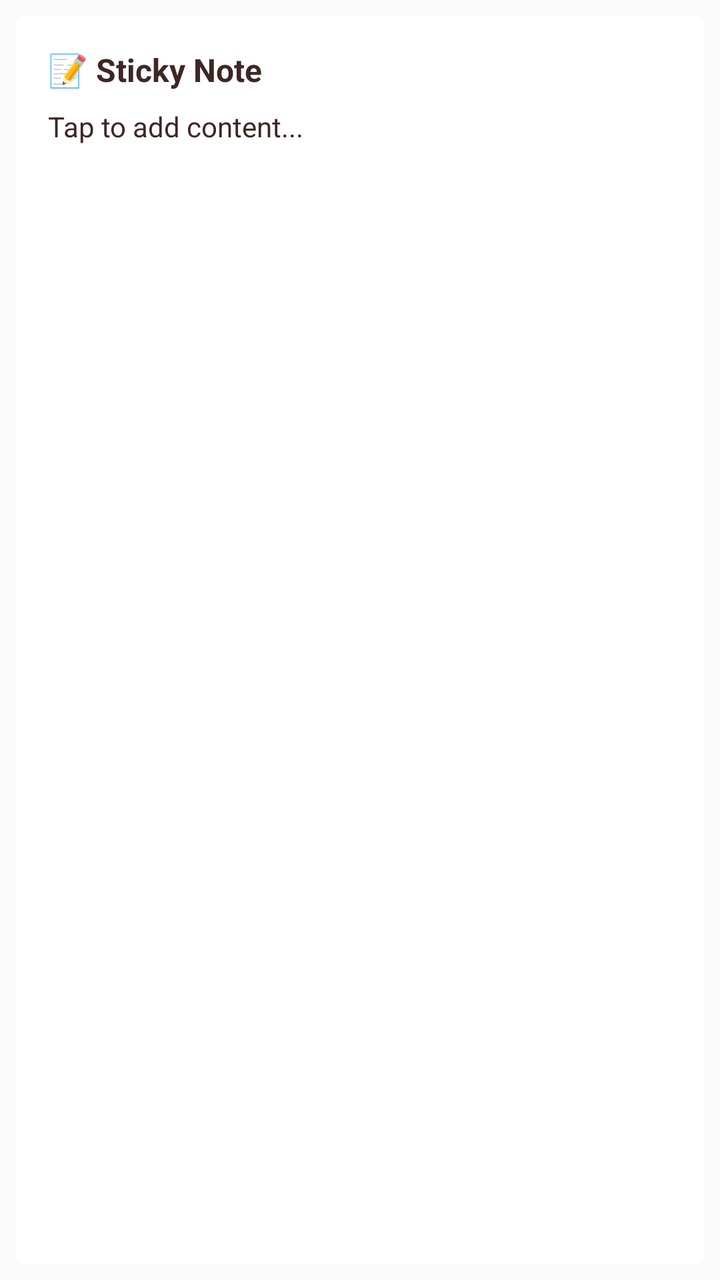
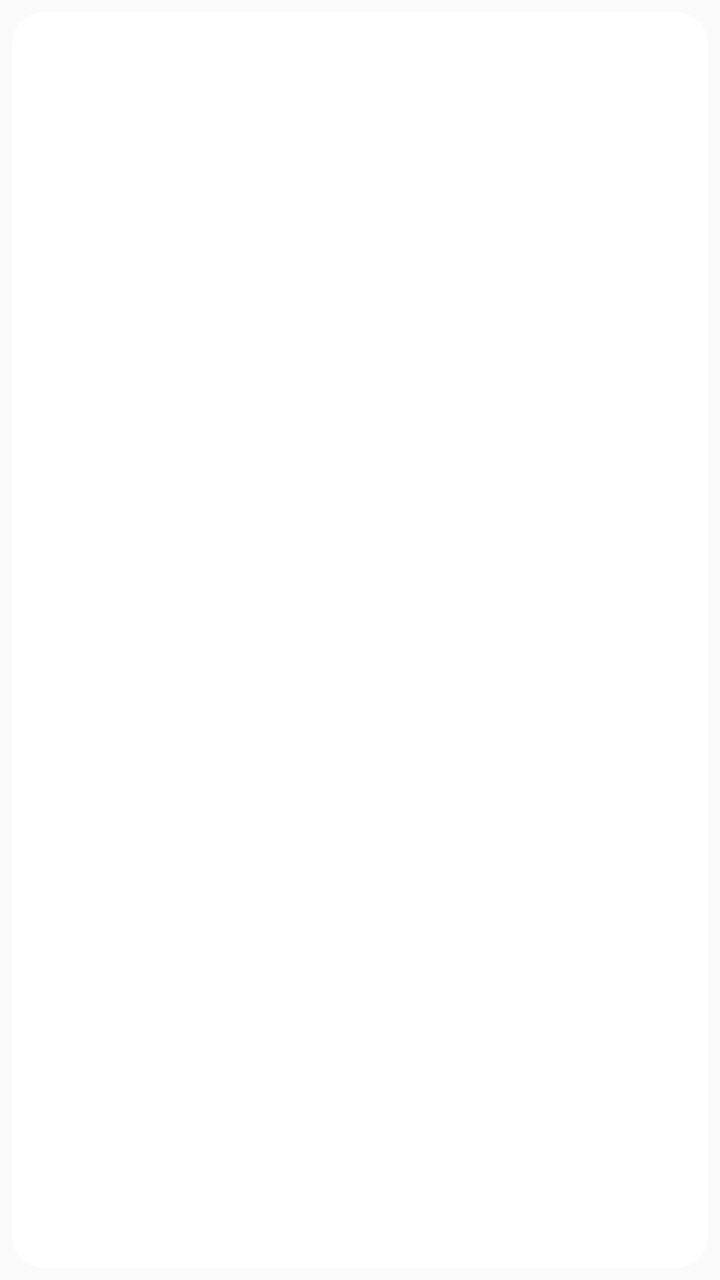

Compare the two renders of this Android layout. The source of the first and the diff that turns it into the second are given below.
<!-- AndroidManifest.xml: application theme AppTheme -->
<!-- res/layout/widget_sticky_note.xml -->
<?xml version="1.0" encoding="utf-8"?>
<FrameLayout xmlns:android="http://schemas.android.com/apk/res/android"
    android:id="@+id/widget_container"
    android:layout_width="match_parent"
    android:layout_height="match_parent"
    android:padding="8dp"> 

    
    <ImageView
        android:id="@+id/widget_bg_image"
        android:layout_width="match_parent"
        android:layout_height="match_parent"
        android:src="@drawable/widget_bg_shape"
        android:scaleType="fitXY"
        android:elevation="4dp" />

    
    <LinearLayout
        android:id="@+id/widget_root"
        android:layout_width="match_parent"
        android:layout_height="match_parent"
        android:orientation="vertical"
        android:padding="16dp"
        android:elevation="5dp">

        
        <TextView
            android:id="@+id/widget_title"
            android:layout_width="match_parent"
            android:layout_height="wrap_content"
            android:text="📝 Sticky Note"
            android:textSize="16sp"
            android:textStyle="bold"
            android:textColor="#3E2723"
            android:maxLines="1"
            android:ellipsize="end"
            android:paddingBottom="8dp" />

        
        <TextView
            android:id="@+id/widget_content"
            android:layout_width="match_parent"
            android:layout_height="0dp"
            android:layout_weight="1"
            android:text="Tap to add content..."
            android:textSize="14sp"
            android:textColor="#3E2723"
            android:lineSpacingMultiplier="1.2"
            android:maxLines="8"
            android:ellipsize="end"
            android:gravity="top" />

        
        <TextView
            android:id="@+id/widget_category"
            android:layout_width="wrap_content"
            android:layout_height="wrap_content"
            android:textSize="11sp"
            android:textStyle="bold"
            android:textColor="#3E2723"
            android:alpha="0.6"
            android:paddingTop="6dp"
            android:paddingBottom="2dp"
            android:visibility="gone"
            android:textAllCaps="true" />

    </LinearLayout>
</FrameLayout>
<!-- resources referenced by this layout -->
<resources>
  <!-- drawable widget_bg_shape (drawable) -->
  <?xml version="1.0" encoding="utf-8"?>
  <shape xmlns:android="http://schemas.android.com/apk/res/android"
      android:shape="rectangle">
      <corners android:radius="4dp" />
      <solid android:color="#FFFFFF" />
  </shape>
  <style name="AppTheme" parent="Theme.AppCompat.Light.DarkActionBar">
          
          <item name="colorPrimary">@color/colorPrimary</item>
          <item name="colorPrimaryDark">@color/colorPrimaryDark</item>
          <item name="colorAccent">@color/colorAccent</item>
      </style>
</resources>

<!-- the commit's change to res/layout/widget_sticky_note.xml (unified diff, before → after) -->
@@ -3,7 +3,7 @@
     android:id="@+id/widget_container"
     android:layout_width="match_parent"
     android:layout_height="match_parent"
-    android:padding="8dp"> 
+    android:padding="6dp">
 
     
     <ImageView
@@ -11,8 +11,7 @@
         android:layout_width="match_parent"
         android:layout_height="match_parent"
         android:src="@drawable/widget_bg_shape"
-        android:scaleType="fitXY"
-        android:elevation="4dp" />
+        android:scaleType="fitXY" />
 
     
     <LinearLayout
@@ -20,21 +19,19 @@
         android:layout_width="match_parent"
         android:layout_height="match_parent"
         android:orientation="vertical"
-        android:padding="16dp"
-        android:elevation="5dp">
+        android:padding="14dp">
 
         
         <TextView
             android:id="@+id/widget_title"
             android:layout_width="match_parent"
             android:layout_height="wrap_content"
-            android:text="📝 Sticky Note"
-            android:textSize="16sp"
+            android:textSize="15sp"
             android:textStyle="bold"
             android:textColor="#3E2723"
             android:maxLines="1"
             android:ellipsize="end"
-            android:paddingBottom="8dp" />
+            android:paddingBottom="6dp" />
 
         
         <TextView
@@ -42,11 +39,9 @@
             android:layout_width="match_parent"
             android:layout_height="0dp"
             android:layout_weight="1"
-            android:text="Tap to add content..."
-            android:textSize="14sp"
+            android:textSize="13sp"
             android:textColor="#3E2723"
-            android:lineSpacingMultiplier="1.2"
-            android:maxLines="8"
+            android:lineSpacingMultiplier="1.3"
             android:ellipsize="end"
             android:gravity="top" />
 
@@ -55,12 +50,11 @@
             android:id="@+id/widget_category"
             android:layout_width="wrap_content"
             android:layout_height="wrap_content"
-            android:textSize="11sp"
+            android:textSize="10sp"
             android:textStyle="bold"
             android:textColor="#3E2723"
-            android:alpha="0.6"
-            android:paddingTop="6dp"
-            android:paddingBottom="2dp"
+            android:alpha="0.5"
+            android:paddingTop="4dp"
             android:visibility="gone"
             android:textAllCaps="true" />
 
<!-- resource entries referenced after the edit -->
@@ -4,7 +4,7 @@
   <?xml version="1.0" encoding="utf-8"?>
   <shape xmlns:android="http://schemas.android.com/apk/res/android"
       android:shape="rectangle">
-      <corners android:radius="4dp" />
+      <corners android:radius="16dp" />
       <solid android:color="#FFFFFF" />
   </shape>
   <style name="AppTheme" parent="Theme.AppCompat.Light.DarkActionBar">
